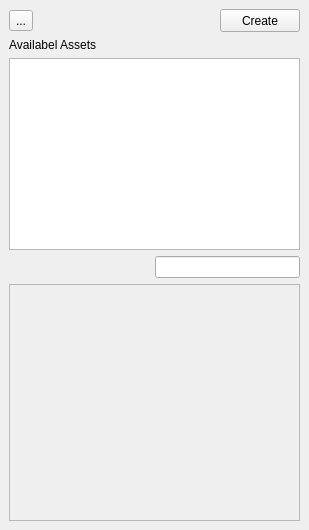
iceanimations/createLayout, file ui/main_dockable.ui: the form before one commit.
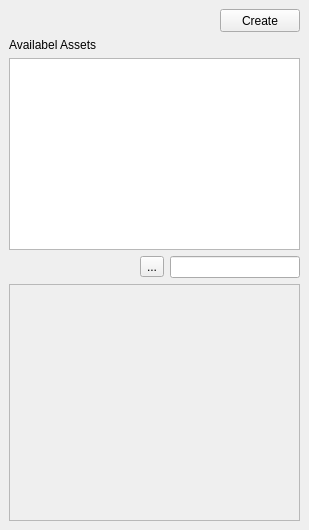
The form after the commit.

Diff of the .ui file:
```diff
--- a/ui/main_dockable.ui
+++ b/ui/main_dockable.ui
@@ -23,16 +23,6 @@
     </property>
     <item>
      <layout class="QHBoxLayout" name="horizontalLayout">
-      <item>
-       <widget class="QToolButton" name="toggleCollapseButton">
-        <property name="toolTip">
-         <string>Toggle shot collapse</string>
-        </property>
-        <property name="text">
-         <string>...</string>
-        </property>
-       </widget>
-      </item>
       <item>
        <spacer name="horizontalSpacer">
         <property name="orientation">
@@ -105,6 +95,16 @@
         </property>
        </spacer>
       </item>
+      <item>
+       <widget class="QToolButton" name="toggleCollapseButton">
+        <property name="toolTip">
+         <string>Toggle shot collapse</string>
+        </property>
+        <property name="text">
+         <string>...</string>
+        </property>
+       </widget>
+      </item>
       <item>
        <widget class="QLineEdit" name="searchBox">
         <property name="toolTip">
```
